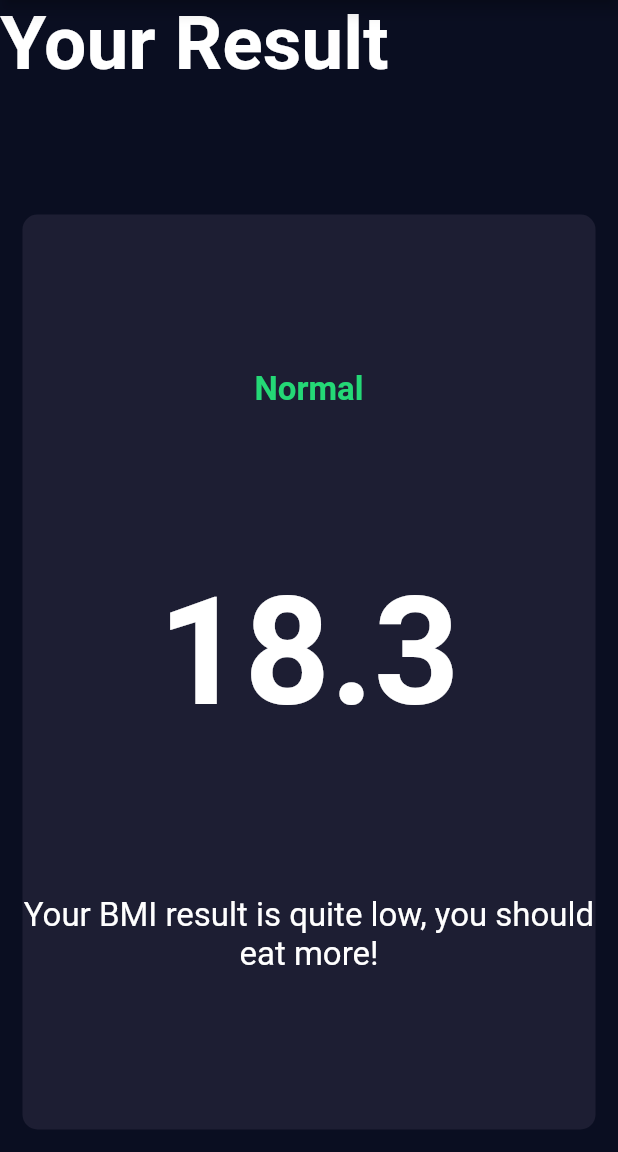
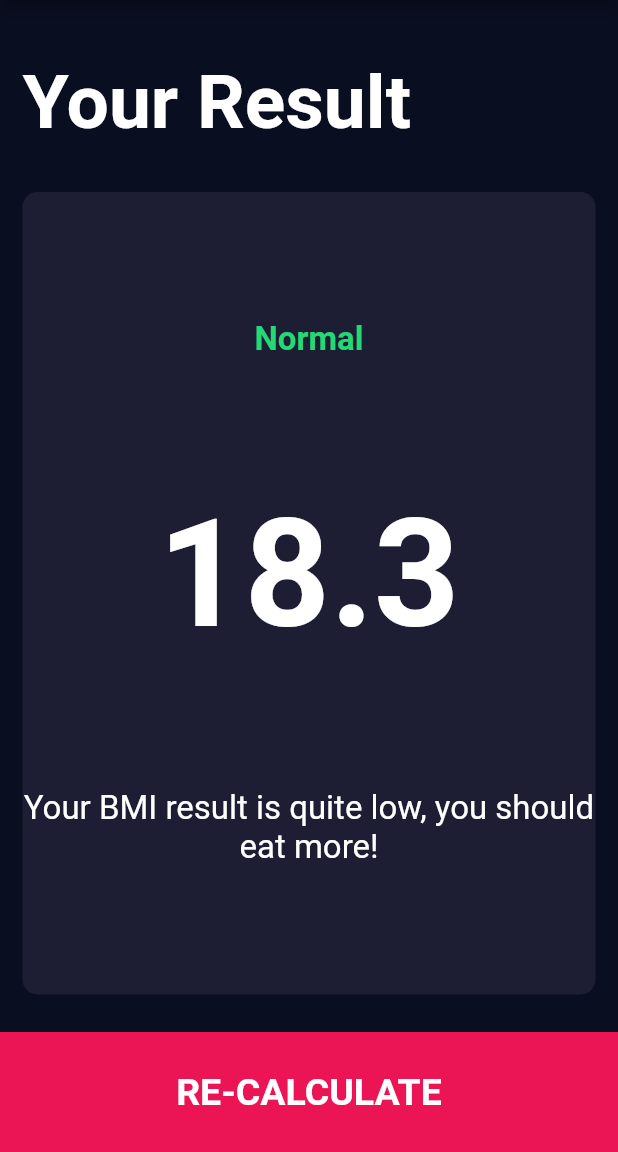
Before and after one commit to MateuszRajczyk/BMICalculator, a Flutter app: the ResultsPage screen opened directly, on a phone screen of 412 x 824 dp, the part 84-1236 px from its top. Run offline on Flutter 3.47's test engine with Material 2 defaults, Android fonts, the phone set to English and light mode, and no system bars; our stand-ins replace font_awesome_flutter.

Commit message:
add navigation in result page, add alignment in title result page

```diff
--- a/lib/screens/results_page.dart
+++ b/lib/screens/results_page.dart
@@ -1,6 +1,7 @@
 import 'package:bmi_calculator/constants.dart';
 import 'package:flutter/material.dart';
 
+import '../components/bottom_button.dart';
 import '../components/reusable_card.dart';
 
 class ResultsPage extends StatelessWidget {
@@ -18,6 +19,8 @@ class ResultsPage extends StatelessWidget {
         children: [
           Expanded(
             child: Container(
+              padding: const EdgeInsets.all(15.0),
+              alignment: Alignment.bottomLeft,
               child: const Text(
                 'Your Result',
                 style: kTitleTextStyle,
@@ -48,6 +51,12 @@ class ResultsPage extends StatelessWidget {
               ),
             ),
           ),
+          BottomButton(
+            buttonTitle: 'RE-CALCULATE',
+            onTap: () {
+              Navigator.pop(context);
+            },
+          ),
         ],
       ),
     );
```
